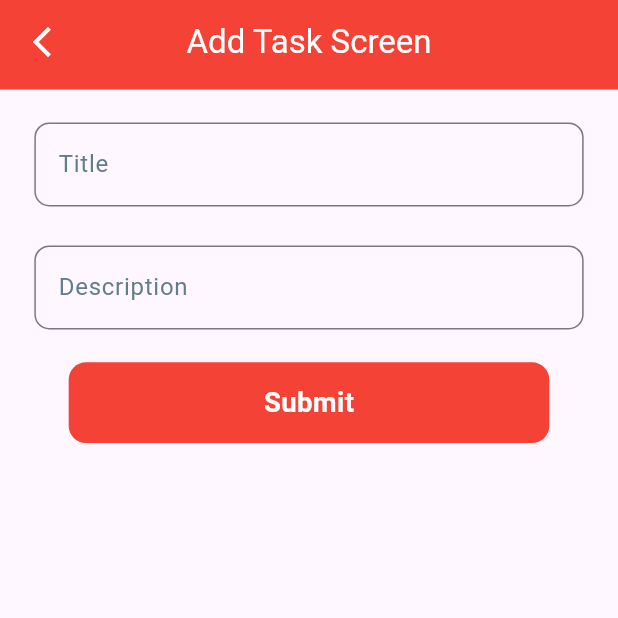
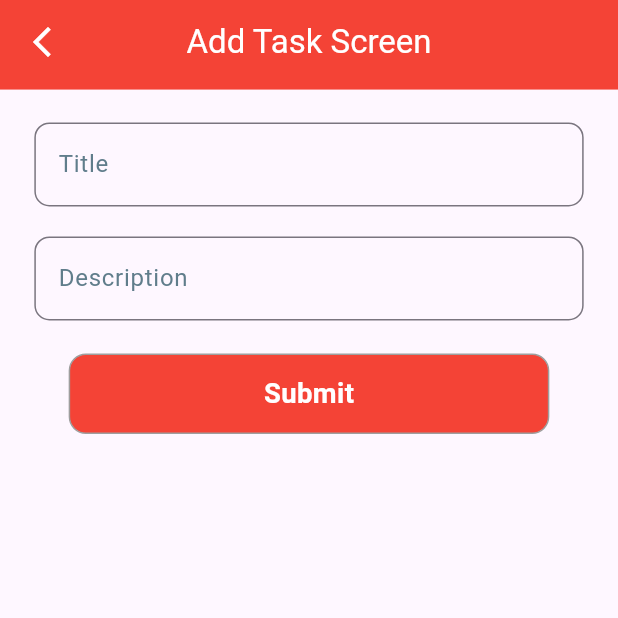
Before and after one commit to ds4914/equitypandit_assignment, a Flutter app: the screen it shows after launch, after a tap on the "add" icon, on a phone screen of 412 x 824 dp, the top half of it. Run offline on Flutter 3.47's test engine with Material 3 defaults, Android fonts, the phone set to English and light mode, and no system bars; our stand-ins replace bloc, flutter_bloc, flutter_screenutil, sqflite; accounts and stored records are empty; Roboto replaces fonts that are missing (verdana_regular).

```diff
--- a/analysis_options.yaml
+++ b/analysis_options.yaml
@@ -7,7 +7,7 @@
 
 # The following line activates a set of recommended lints for Flutter apps,
 # packages, and plugins designed to encourage good coding practices.
-include: package:flutter_lints/flutter.yaml
+#include: package:flutter_lints/flutter.yaml
 
 linter:
   # The lint rules applied to this project can be customized in the
--- a/lib/database/db_helper.dart
+++ b/lib/database/db_helper.dart
@@ -56,9 +56,9 @@ class DatabaseHelper {
     );
   }
 
-  Future<int> deleteTask(int id) async {
+  Future<void> deleteTask(int id) async {
     Database db = await database;
-    return await db.delete(
+    await db.delete(
       'tasks',
       where: 'id = ?',
       whereArgs: [id],
--- a/lib/main.dart
+++ b/lib/main.dart
@@ -1,10 +1,14 @@
 import 'package:assignment/presentation/pages/homescreen/home_screen.dart';
-import 'package:assignment/shared.dart';
+import 'package:assignment/shared/shared.dart';
 import 'package:assignment/shared/widgets/fade_page_route_builder.dart';
+import 'package:flutter/services.dart';
 
 void main() async {
   WidgetsFlutterBinding.ensureInitialized();
   DatabaseHelper();
+  SystemChrome.setPreferredOrientations([
+    DeviceOrientation.portraitUp,
+  ]);
   runApp(const MyApp());
 }
 
--- /dev/null
+++ b/lib/presentation/bloc/radio_bloc/radio_bloc.dart
@@ -0,0 +1,13 @@
+import 'package:bloc/bloc.dart';
+import 'package:meta/meta.dart';
+
+part 'radio_event.dart';
+part 'radio_state.dart';
+
+class RadioBloc extends Bloc<RadioEvent, RadioState> {
+  RadioBloc() : super(RadioInitial()) {
+    on<RadioButtonEvent>((event, emit) {
+      emit(RadioInitial(value: event.value));
+    });
+  }
+}
--- a/lib/presentation/pages/add_task_screen.dart
+++ b/lib/presentation/pages/add_task_screen.dart
@@ -3,7 +3,7 @@ import 'package:assignment/shared/widgets/common_appbar.dart';
 import 'package:assignment/shared/widgets/common_button.dart';
 import 'package:assignment/shared/widgets/common_text_field.dart';
 
-import '../../shared.dart';
+import '../../shared/shared.dart';
 
 class AddTaskScreen extends StatelessWidget {
   AddTaskScreen({super.key});
@@ -13,40 +13,47 @@ class AddTaskScreen extends StatelessWidget {
   TasklistBloc tasklistBloc = TasklistBloc();
   @override
   Widget build(BuildContext context) {
-    DatabaseHelper dbHelper =
-        ModalRoute.of(context)!.settings.arguments as DatabaseHelper;
     return Scaffold(
       appBar: PreferredSize(
           preferredSize: Size.fromHeight(50.h),
-          child: CommonAppbar(
-            title: "Add Task Screen",
+          child: const CommonAppbar(
+            title: Strings.addTaskScreen,
             showBackIcon: true,
           )),
-      body: Column(
+      body: SingleChildScrollView(
+        child: Column(
           children: [
             CommonTextfield(controller: titleController, title: "Title"),
-          SizedBox(
-            height: 5.h,
-          ),
             CommonTextfield(
               controller: descController,
-            title: "Description",
+              title: Strings.description,
             ),
             SizedBox(
               height: 10.h,
             ),
             CommonButton(
-              title: "Submit",
+                title: Strings.submit,
                 onTap: () async {
-                tasklistBloc.add(AddTaskEvent(
-                    description: descController.text,
-                    title: titleController.text,
-                    statusId: 0));
-                Navigator.pushNamedAndRemoveUntil(
-                    context, "/homeScreen", (route) => false);
+                  if (titleController.text.trim().isEmpty) {
+                    ScaffoldMessenger.of(context).showSnackBar(const SnackBar(
+                      duration: Duration(seconds: 1),
+                      content: Text(Strings.titleIsRequired),
+                      backgroundColor: Colors.red,
+                    ));
+                  } else {
+                    ScaffoldMessenger.of(context).showSnackBar(const SnackBar(
+                      duration: Duration(seconds: 1),
+                      content: Text(Strings.taskAddedSuccessfully),
+                      backgroundColor: Colors.red,
+                    ));
+                    tasklistBloc
+                        .add(AddTaskEvent(description: descController.text, title: titleController.text, statusId: 0));
+                    Navigator.pushNamedAndRemoveUntil(context, RouteList.homeScreen, (route) => false);
+                  }
                 }).paddingSymmetric(horizontal: 20.w)
           ],
         ).paddingSymmetric(horizontal: 20.w, vertical: 10.h),
+      ),
     );
   }
 }
--- a/lib/presentation/pages/homescreen/bloc/task_list_bloc/tasklist_event.dart
+++ b/lib/presentation/pages/homescreen/bloc/task_list_bloc/tasklist_event.dart
@@ -21,3 +21,13 @@ class UpdateTaskEvent extends TasklistEvent {
   final int? id;
   UpdateTaskEvent({this.title, this.id, this.description, this.statusId});
 }
+
+class DeleteTaskEvent extends TasklistEvent {
+  final int? id;
+  DeleteTaskEvent({this.id});
+}
+
+class FilterTaskEvent extends TasklistEvent {
+  final int? statusId;
+  FilterTaskEvent({this.statusId});
+}
--- a/lib/shared.dart
+++ /dev/null
@@ -1,5 +0,0 @@
-export 'package:assignment/shared/utils/extensions.dart';
-export 'package:assignment/shared/constants/routes.dart';
-export 'package:flutter/material.dart';
-export 'package:flutter_screenutil/flutter_screenutil.dart';
-export 'package:assignment/database/db_helper.dart';
--- /dev/null
+++ b/lib/shared/constants/routelist.dart
@@ -0,0 +1,5 @@
+class RouteList{
+  RouteList._();
+  static const String homeScreen = "/homeScreen";
+  static const String addTaskScreen = "/addTaskScreen";
+}
--- /dev/null
+++ b/lib/shared/constants/strings.dart
@@ -0,0 +1,21 @@
+class Strings{
+  Strings._();
+  static const String homeScreen = "Home Screen";
+  static const String noTasksFound = "No Tasks Found";
+  static const String filterList  = "Filter List";
+  static const String all = "All";
+  static const String completed = "Completed";
+  static const String notCompleted = "Not Completed";
+  static const String cancel = "Cancel";
+  static const String apply = "Apply";
+  static const String areYouSureYouWantToDeleteThisTask = "Are you sure you want to delete this task?";
+  static const String no = "No";
+  static const String yes = "Yes";
+  static const String areYouSureYouWantToCompleteThisTask = "Are you sure you want to complete this task?";
+  static const String complete = "Complete";
+  static const String addTaskScreen = "Add Task Screen";
+  static const String description = "Description";
+  static const String submit = "Submit";
+  static const String titleIsRequired = "Title is required";
+  static const String taskAddedSuccessfully = "Task added successfully";
+}
--- a/lib/shared/constants/routes.dart
+++ b/lib/shared/utils/routes.dart
@@ -1,10 +1,10 @@
 import 'package:assignment/presentation/pages/add_task_screen.dart';
 import 'package:assignment/presentation/pages/homescreen/home_screen.dart';
-import 'package:flutter/material.dart';
+import 'package:assignment/shared/shared.dart';
 
 class Routes {
   static Map<String, WidgetBuilder> getRoutes = {
-    "/homeScreen": (context) => HomeScreen(),
-    "/addTaskScreen": (context) => AddTaskScreen(),
+    RouteList.homeScreen: (context) => HomeScreen(),
+    RouteList.addTaskScreen: (context) => AddTaskScreen(),
   };
 }
--- a/lib/shared/widgets/common_appbar.dart
+++ b/lib/shared/widgets/common_appbar.dart
@@ -1,10 +1,10 @@
-import '../../shared.dart';
+import '../shared.dart';
 
 class CommonAppbar extends StatelessWidget {
-  List<Widget>? actions;
+  final List<Widget>? actions;
   final String title;
   final bool? showBackIcon;
-  CommonAppbar(
+  const CommonAppbar(
       {super.key,
       required this.showBackIcon,
       required this.title,
@@ -22,12 +22,12 @@ class CommonAppbar extends StatelessWidget {
                   Navigator.pop(context);
                 }
               },
-              child: Icon(
+              child: const Icon(
                 Icons.arrow_back_ios_new,
                 color: Colors.white,
               ),
             )
-          : SizedBox.shrink(),
+          : const SizedBox.shrink(),
       title: Text(
         title,
         style: const TextStyle(color: Colors.white),
--- a/lib/shared/widgets/common_button.dart
+++ b/lib/shared/widgets/common_button.dart
@@ -1,11 +1,13 @@
-import '../../shared.dart';
+import '../shared.dart';
 
 class CommonButton extends StatelessWidget {
-  void Function() onTap;
+  final void Function() onTap;
   final String title;
   final Color? color;
+  final Color? textColor;
+
   CommonButton(
-      {super.key, required this.title, this.color, required this.onTap});
+      {super.key, this.textColor,required this.title, this.color, required this.onTap});
 
   @override
   Widget build(BuildContext context) {
@@ -15,12 +17,13 @@ class CommonButton extends StatelessWidget {
         height: 45.h,
         decoration: BoxDecoration(
             borderRadius: BorderRadius.circular(10.r),
+            border: Border.all(color: Colors.grey),
             color: color ?? Colors.red),
         child: Center(
             child: Text(
           title,
           style: TextStyle(
-              color: Colors.white,
+              color: textColor ?? Colors.white,
               fontWeight: FontWeight.bold,
               fontSize: 16.sp),
         )),
--- a/lib/shared/widgets/common_text_field.dart
+++ b/lib/shared/widgets/common_text_field.dart
@@ -1,6 +1,6 @@
 import 'package:flutter/services.dart';
 
-import '../../shared.dart';
+import '../shared.dart';
 
 class CommonTextfield extends StatelessWidget {
   const CommonTextfield(
```
Also changed, not shown: lib/presentation/bloc/radio_bloc/radio_event.dart (added, +10 -0 lines), lib/presentation/bloc/radio_bloc/radio_state.dart (added, +9 -0 lines), lib/presentation/pages/homescreen/bloc/task_list_bloc/tasklist_bloc.dart (+19 -7 lines), lib/presentation/pages/homescreen/home_screen.dart (+140 -141 lines), lib/presentation/pages/homescreen/widgets/task_card.dart (added, +194 -0 lines), lib/shared/shared.dart (added, +7 -0 lines). Lines whose indentation alone changed are shown as unchanged.
